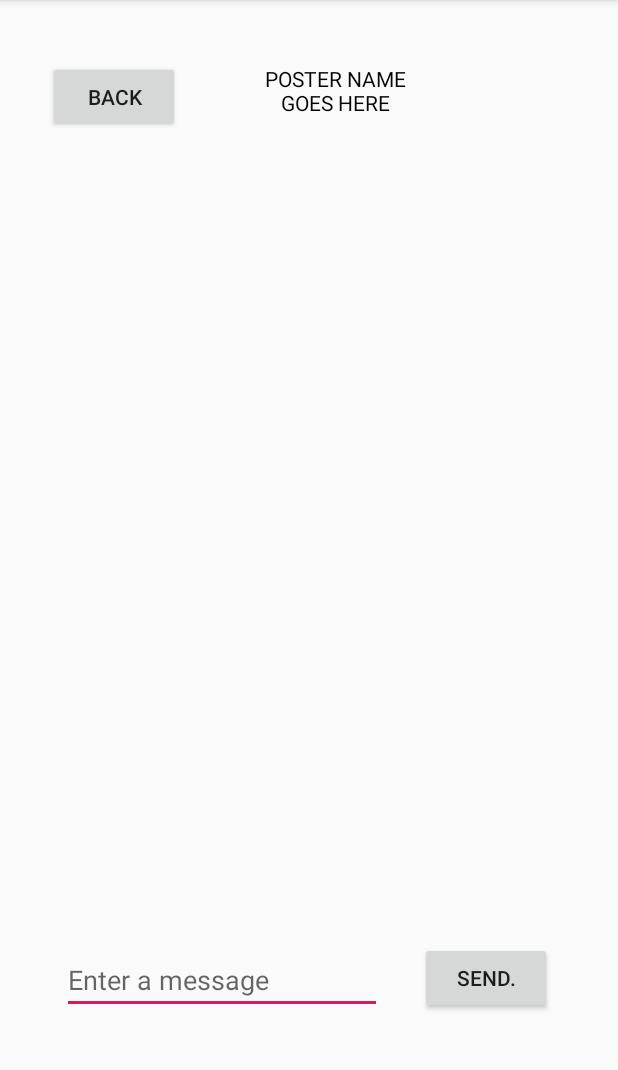
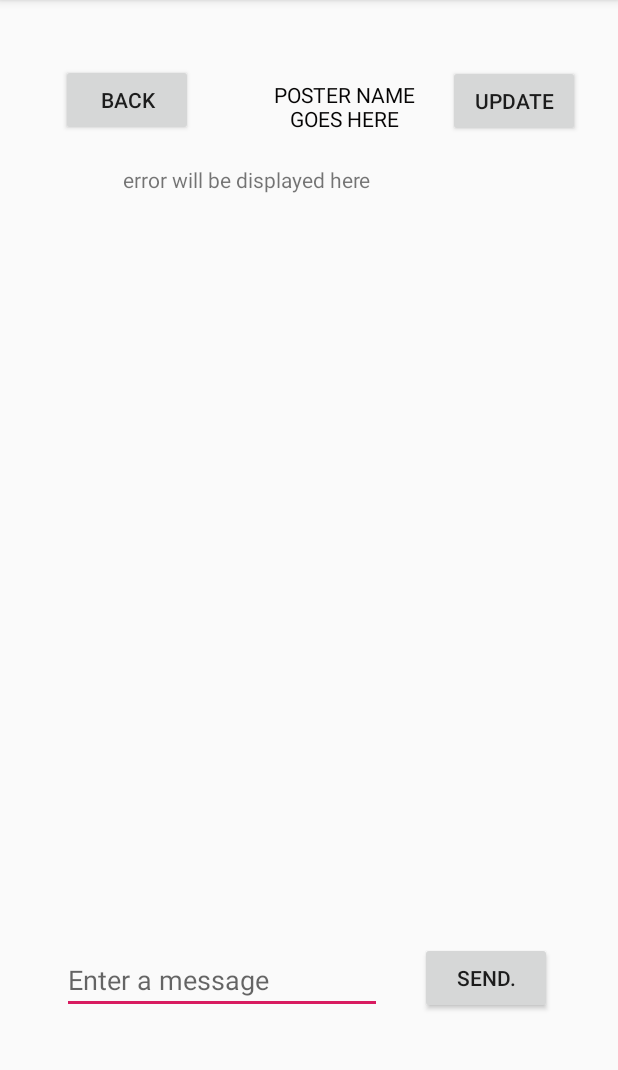
Before and after one commit to joshdefreitas/Poster-Go, an Android app: the screen it shows after launch (Chatroom), after a tap on "CHATROOM", on a phone screen of 412 x 824 dp, the part 84-1154 px from its top. Run offline under Robolectric (Android 15) with nearby library versions, the phone set to English and light mode, and no system bars.

Commit message:
able to send messages to server

```diff
--- a/app/src/main/java/com/example/postergo/JsonPlaceHolderApi.java
+++ b/app/src/main/java/com/example/postergo/JsonPlaceHolderApi.java
@@ -1,13 +1,18 @@
 package com.example.postergo;
 
 import retrofit2.Call;
+import retrofit2.http.Body;
 import retrofit2.http.GET;
 import java.util.List;
 import retrofit2.Call;
 import retrofit2.http.GET;
+import retrofit2.http.POST;
 
-    public interface JsonPlaceHolderApi {
+public interface JsonPlaceHolderApi {
 
         @GET("post/test")
         Call<List<Message>> getMessage();
+
+        @POST("post/updateChat")
+        Call<Message> createMessage(@Body Message message);
 }
--- a/app/src/main/java/com/example/postergo/MainActivity.java
+++ b/app/src/main/java/com/example/postergo/MainActivity.java
@@ -25,18 +25,12 @@ import retrofit2.Retrofit;
 import retrofit2.converter.gson.GsonConverterFactory;
 public class MainActivity extends AppCompatActivity {
 
-    private TextView Message;
-    private TextView ErrorMessage;
-    private String baseURL = "http://13.90.58.142:8081/";
+
 
     @Override
     protected void onCreate(Bundle savedInstanceState) {
         super.onCreate(savedInstanceState);
         setContentView(R.layout.activity_main);
-
-        Message = findViewById(R.id.textView4);
-        ErrorMessage = findViewById(R.id.textView6);
-
 
 
     }
@@ -54,41 +48,6 @@ public class MainActivity extends AppCompatActivity {
         startActivity(r);
     }
 
-    public void displayMessage(View view) {
 
 
-        Retrofit retrofit = new Retrofit.Builder().baseUrl("http://13.90.58.142:8081/")
-                .addConverterFactory(GsonConverterFactory.create())
-                .build();
-
-        JsonPlaceHolderApi jsonPlaceHolderApi =retrofit.create(JsonPlaceHolderApi.class);
-
-        Call<List<Message>> call = jsonPlaceHolderApi.getMessage();
-
-        call.enqueue(new Callback<List<Message>>() {
-            @Override
-            public void onResponse(Call<List<Message>> call, Response<List<Message>> response) {
-
-                if(!response.isSuccessful()){
-                    ErrorMessage.setText("Code: " +response.code());
-                    return;
-                }
-                //errorMessage.setText("passed");
-
-                List<Message> dogList = response.body();
-
-                Message.setText(dogList.get(0).getString());
-
-
-
-
-            }
-
-            @Override
-            public void onFailure(Call <List<Message>> call, Throwable t) {
-                ErrorMessage.setText(t.getMessage());
-            }
-        });
-    }
-
 }
--- a/app/src/main/res/layout/activity_chatroom.xml
+++ b/app/src/main/res/layout/activity_chatroom.xml
@@ -28,7 +28,7 @@
         android:layout_marginEnd="44dp"
         android:layout_marginRight="44dp"
         android:layout_marginBottom="92dp"
-        android:onClick="saveMessage"
+        android:onClick="createMessage"
         android:text="@string/button_send"
         app:layout_constraintBottom_toBottomOf="parent"
         app:layout_constraintEnd_toEndOf="parent"
@@ -39,15 +39,17 @@
         android:id="@+id/button2"
         android:layout_width="wrap_content"
         android:layout_height="wrap_content"
-        android:layout_marginStart="32dp"
-        android:layout_marginLeft="32dp"
+        android:layout_marginStart="40dp"
+        android:layout_marginLeft="40dp"
         android:layout_marginTop="16dp"
         android:onClick="returnMain"
         android:text="@string/back"
         app:layout_constraintBottom_toTopOf="@+id/guideline"
+        app:layout_constraintEnd_toEndOf="parent"
+        app:layout_constraintHorizontal_bias="0.003"
         app:layout_constraintStart_toStartOf="parent"
         app:layout_constraintTop_toTopOf="parent"
-        app:layout_constraintVertical_bias="0.08" />
+        app:layout_constraintVertical_bias="0.052" />
 
     <EditText
         android:id="@+id/editText3"
@@ -70,7 +72,44 @@
         android:layout_height="wrap_content"
         android:orientation="horizontal"
         app:layout_constraintBottom_toBottomOf="parent"
-        app:layout_constraintGuide_begin="375dp"
+        app:layout_constraintGuide_begin="574dp"
         app:layout_constraintTop_toTopOf="parent" />
 
+    <Button
+        android:id="@+id/button5"
+        android:layout_width="wrap_content"
+        android:layout_height="wrap_content"
+        android:onClick="displayMessage"
+        android:text="@string/get_updates"
+        app:layout_constraintBottom_toBottomOf="parent"
+        app:layout_constraintEnd_toEndOf="parent"
+        app:layout_constraintHorizontal_bias="0.922"
+        app:layout_constraintStart_toStartOf="parent"
+        app:layout_constraintTop_toTopOf="parent"
+        app:layout_constraintVertical_bias="0.06" />
+
+    <TextView
+        android:id="@+id/errorBox"
+        android:layout_width="269dp"
+        android:layout_height="34dp"
+        android:text="@string/Error"
+        app:layout_constraintBottom_toBottomOf="parent"
+        app:layout_constraintEnd_toEndOf="parent"
+        app:layout_constraintHorizontal_bias="0.577"
+        app:layout_constraintStart_toStartOf="parent"
+        app:layout_constraintTop_toTopOf="parent"
+        app:layout_constraintVertical_bias="0.15" />
+
+    <TextView
+        android:id="@+id/mainMessageView"
+        android:layout_width="370dp"
+        android:layout_height="354dp"
+        android:scrollbars = "vertical"
+        app:layout_constraintBottom_toBottomOf="parent"
+        app:layout_constraintEnd_toEndOf="parent"
+        app:layout_constraintHorizontal_bias="0.487"
+        app:layout_constraintStart_toStartOf="parent"
+        app:layout_constraintTop_toTopOf="parent"
+        app:layout_constraintVertical_bias="0.466" />
+
 </androidx.constraintlayout.widget.ConstraintLayout>
--- a/app/src/main/res/values/strings.xml
+++ b/app/src/main/res/values/strings.xml
@@ -14,4 +14,8 @@
     <string name="your_message">Your Message:</string>
     <string name="Error">error will be displayed here</string>
     <string name="get_message">Get Message</string>
+
+
+    <string name="user_name">User</string>
+    <string name="get_updates">Update</string>
 </resources>
```
Also changed, not shown: app/src/main/java/com/example/postergo/Chatroom.java (+102 -5 lines), app/src/main/java/com/example/postergo/Message.java (+38 -12 lines), app/src/main/res/layout/activity_main.xml (+0 -61 lines).
